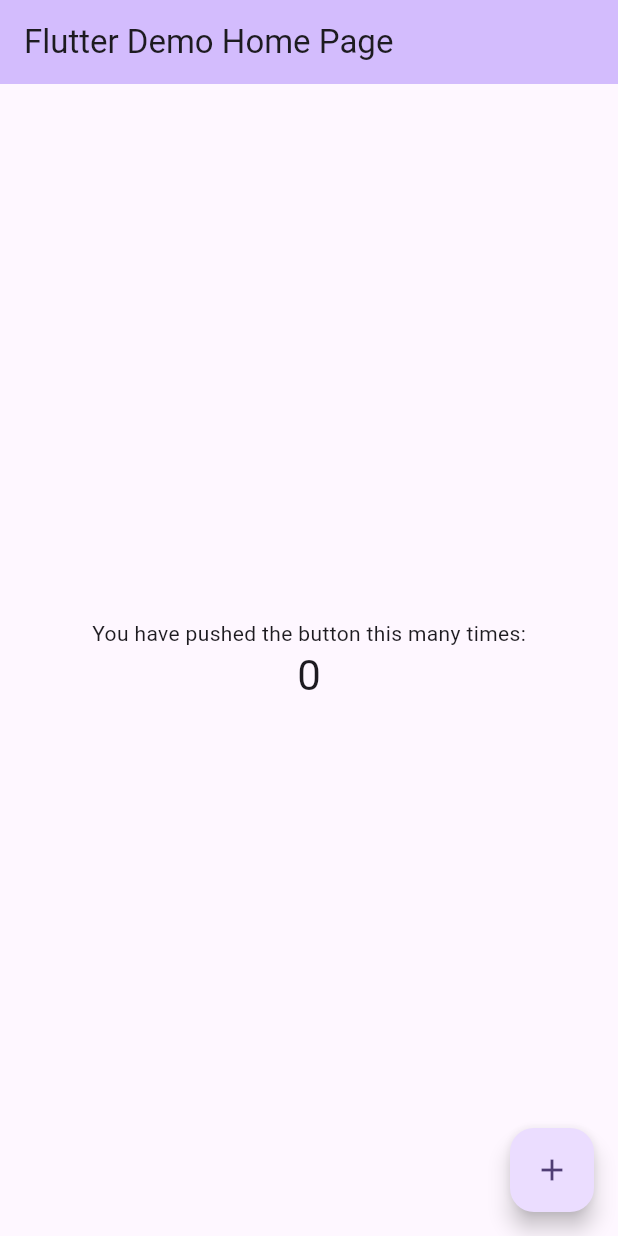
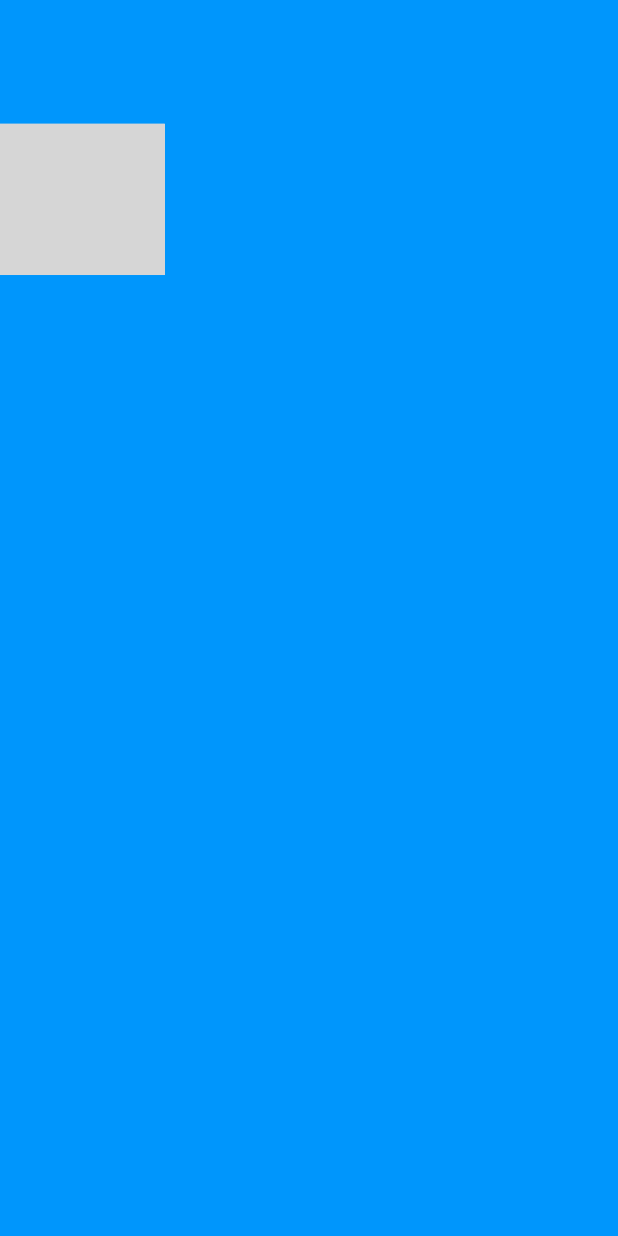
Before and after one commit to ahizaz/Task, a Flutter app: the screen it shows after launch, on a phone screen of 412 x 824 dp. Run offline on Flutter 3.47's test engine with Material 3 defaults, Android fonts, the phone set to English and light mode, and no system bars; our stand-ins replace flutter_screenutil, flutter_svg, get; grey boxes are pictures that could not be loaded.

Commit message:
app setup

```diff
--- /dev/null
+++ b/lib/app.dart
@@ -0,0 +1,28 @@
+import 'package:flutter/material.dart';
+import 'package:flutter_screenutil/flutter_screenutil.dart';
+import 'package:get/get.dart';
+
+import 'package:task/core/utils/theme/theme.dart';
+import 'package:task/feature/login/screen/login_screen.dart';
+
+class Task extends StatelessWidget {
+  const Task({super.key});
+
+  @override
+  Widget build(BuildContext context) {
+    return ScreenUtilInit(
+      designSize: const Size(360, 800),
+      minTextAdapt: true,
+      splitScreenMode: true,
+      child: GetMaterialApp(
+        debugShowCheckedModeBanner: false,
+          darkTheme: AppTheme.darkTheme,
+          themeMode: ThemeMode.light,
+          home: const LoginScreen(),
+
+
+      ),
+
+    );
+  }
+}
--- /dev/null
+++ b/lib/core/utils/constants/colors.dart
@@ -0,0 +1,5 @@
+import 'dart:ui';
+
+class AppColors{
+    static const Color backgroundColor = Color(0xff0096FC);
+}
--- /dev/null
+++ b/lib/core/utils/constants/image_path.dart
@@ -0,0 +1,3 @@
+class ImagePath {
+  static const String applogo = "assets/images/app_logo.svg";
+}
--- /dev/null
+++ b/lib/core/utils/theme/text_theme.dart
@@ -0,0 +1,161 @@
+import 'package:flutter/material.dart';
+
+class AppTextTheme {
+  AppTextTheme._();
+
+  static const TextTheme lightTextTheme = TextTheme(
+    displayLarge: TextStyle(
+      fontSize: 57.0,
+      fontWeight: FontWeight.bold,
+      color: Colors.black,
+    ),
+    displayMedium: TextStyle(
+      fontSize: 45.0,
+      fontWeight: FontWeight.w600,
+      color: Colors.black87,
+    ),
+    displaySmall: TextStyle(
+      fontSize: 36.0,
+      fontWeight: FontWeight.w500,
+      color: Colors.black87,
+    ),
+    headlineLarge: TextStyle(
+      fontSize: 32.0,
+      fontWeight: FontWeight.bold,
+      color: Colors.black,
+    ),
+    headlineMedium: TextStyle(
+      fontSize: 28.0,
+      fontWeight: FontWeight.w600,
+      color: Colors.black87,
+    ),
+    headlineSmall: TextStyle(
+      fontSize: 24.0,
+      fontWeight: FontWeight.w500,
+      color: Colors.black87,
+    ),
+    titleLarge: TextStyle(
+      fontSize: 22.0,
+      fontWeight: FontWeight.w600,
+      color: Colors.black87,
+    ),
+    titleMedium: TextStyle(
+      fontSize: 16.0,
+      fontWeight: FontWeight.w500,
+      color: Colors.black87,
+    ),
+    titleSmall: TextStyle(
+      fontSize: 14.0,
+      fontWeight: FontWeight.w500,
+      color: Colors.black87,
+    ),
+    bodyLarge: TextStyle(
+      fontSize: 16.0,
+      fontWeight: FontWeight.normal,
+      color: Colors.black87,
+    ),
+    bodyMedium: TextStyle(
+      fontSize: 14.0,
+      fontWeight: FontWeight.normal,
+      color: Colors.black87,
+    ),
+    bodySmall: TextStyle(
+      fontSize: 12.0,
+      fontWeight: FontWeight.normal,
+      color: Colors.black54,
+    ),
+    labelLarge: TextStyle(
+      fontSize: 14.0,
+      fontWeight: FontWeight.bold,
+      color: Colors.black,
+    ),
+    labelMedium: TextStyle(
+      fontSize: 12.0,
+      fontWeight: FontWeight.w500,
+      color: Colors.black54,
+    ),
+    labelSmall: TextStyle(
+      fontSize: 11.0,
+      fontWeight: FontWeight.w500,
+      color: Colors.black45,
+    ),
+  );
+
+  static const TextTheme darkTextTheme = TextTheme(
+    displayLarge: TextStyle(
+      fontSize: 57.0,
+      fontWeight: FontWeight.bold,
+      color: Colors.white,
+    ),
+    displayMedium: TextStyle(
+      fontSize: 45.0,
+      fontWeight: FontWeight.w600,
+      color: Colors.white70,
+    ),
+    displaySmall: TextStyle(
+      fontSize: 36.0,
+      fontWeight: FontWeight.w500,
+      color: Colors.white70,
+    ),
+    headlineLarge: TextStyle(
+      fontSize: 32.0,
+      fontWeight: FontWeight.bold,
+      color: Colors.white,
+    ),
+    headlineMedium: TextStyle(
+      fontSize: 28.0,
+      fontWeight: FontWeight.w600,
+      color: Colors.white70,
+    ),
+    headlineSmall: TextStyle(
+      fontSize: 24.0,
+      fontWeight: FontWeight.w500,
+      color: Colors.white70,
+    ),
+    titleLarge: TextStyle(
+      fontSize: 22.0,
+      fontWeight: FontWeight.w600,
+      color: Colors.white70,
+    ),
+    titleMedium: TextStyle(
+      fontSize: 16.0,
+      fontWeight: FontWeight.w500,
+      color: Colors.white70,
+    ),
+    titleSmall: TextStyle(
+      fontSize: 14.0,
+      fontWeight: FontWeight.w500,
+      color: Colors.white70,
+    ),
+    bodyLarge: TextStyle(
+      fontSize: 16.0,
+      fontWeight: FontWeight.normal,
+      color: Colors.white70,
+    ),
+    bodyMedium: TextStyle(
+      fontSize: 14.0,
+      fontWeight: FontWeight.normal,
+      color: Colors.white60,
+    ),
+    bodySmall: TextStyle(
+      fontSize: 12.0,
+      fontWeight: FontWeight.normal,
+      color: Colors.white54,
+    ),
+    labelLarge: TextStyle(
+      fontSize: 14.0,
+      fontWeight: FontWeight.bold,
+      color: Colors.white,
+    ),
+    labelMedium: TextStyle(
+      fontSize: 12.0,
+      fontWeight: FontWeight.w500,
+      color: Colors.white60,
+    ),
+    labelSmall: TextStyle(
+      fontSize: 11.0,
+      fontWeight: FontWeight.w500,
+      color: Colors.white54,
+    ),
+  );
+}
--- /dev/null
+++ b/lib/core/utils/theme/theme.dart
@@ -0,0 +1,27 @@
+
+import 'package:flutter/material.dart';
+import 'package:task/core/utils/theme/text_theme.dart';
+
+
+class AppTheme {
+  AppTheme._();
+
+  static ThemeData lightTheme = ThemeData(
+    useMaterial3: true,
+    // fontFamily: 'Poppins'
+    brightness: Brightness.light,
+    primaryColor: Colors.red,
+    scaffoldBackgroundColor: Colors.white,
+    textTheme: AppTextTheme.lightTextTheme,
+    fontFamily: 'SFPro',
+  );
+  static ThemeData darkTheme = ThemeData(
+    useMaterial3: true,
+    // fontFamily: 'Poppins'
+    brightness: Brightness.dark,
+    primaryColor: Colors.red,
+    scaffoldBackgroundColor: Colors.black,
+    textTheme: AppTextTheme.darkTextTheme,
+    fontFamily: 'SFPro',
+  );
+}
--- /dev/null
+++ b/lib/feature/login/controller/login_controller.dart
@@ -0,0 +1,5 @@
+import 'package:get/get.dart';
+
+class LoginController extends GetxController{
+
+}
--- /dev/null
+++ b/lib/feature/login/screen/login_screen.dart
@@ -0,0 +1,24 @@
+import 'package:flutter/material.dart';
+import 'package:flutter_screenutil/flutter_screenutil.dart';
+import 'package:flutter_svg/flutter_svg.dart';
+import 'package:task/core/utils/constants/colors.dart';
+import 'package:task/core/utils/constants/image_path.dart';
+
+class LoginScreen extends StatelessWidget {
+  const LoginScreen({super.key});
+
+  @override
+  Widget build(BuildContext context) {
+    return Scaffold(
+      backgroundColor: AppColors.backgroundColor,
+      body: Column(
+        mainAxisAlignment: MainAxisAlignment.start,
+        children: [
+        SizedBox(height: 80.h,),
+        SvgPicture.asset(ImagePath.applogo,fit: BoxFit.cover,height: 98.h,width: 96.w,),
+        ],
+      ),
+
+    );
+  }
+}
--- a/lib/main.dart
+++ b/lib/main.dart
@@ -1,122 +1,6 @@
 import 'package:flutter/material.dart';
+import 'package:task/app.dart';
 
 void main() {
-  runApp(const MyApp());
+  runApp(const Task());
 }
-
-class MyApp extends StatelessWidget {
-  const MyApp({super.key});
-
-  // This widget is the root of your application.
-  @override
-  Widget build(BuildContext context) {
-    return MaterialApp(
-      title: 'Flutter Demo',
-      theme: ThemeData(
-        // This is the theme of your application.
-        //
-        // TRY THIS: Try running your application with "flutter run". You'll see
-        // the application has a purple toolbar. Then, without quitting the app,
-        // try changing the seedColor in the colorScheme below to Colors.green
-        // and then invoke "hot reload" (save your changes or press the "hot
-        // reload" button in a Flutter-supported IDE, or press "r" if you used
-        // the command line to start the app).
-        //
-        // Notice that the counter didn't reset back to zero; the application
-        // state is not lost during the reload. To reset the state, use hot
-        // restart instead.
-        //
-        // This works for code too, not just values: Most code changes can be
-        // tested with just a hot reload.
-        colorScheme: .fromSeed(seedColor: Colors.deepPurple),
-      ),
-      home: const MyHomePage(title: 'Flutter Demo Home Page'),
-    );
-  }
-}
-
-class MyHomePage extends StatefulWidget {
-  const MyHomePage({super.key, required this.title});
-
-  // This widget is the home page of your application. It is stateful, meaning
-  // that it has a State object (defined below) that contains fields that affect
-  // how it looks.
-
-  // This class is the configuration for the state. It holds the values (in this
-  // case the title) provided by the parent (in this case the App widget) and
-  // used by the build method of the State. Fields in a Widget subclass are
-  // always marked "final".
-
-  final String title;
-
-  @override
-  State<MyHomePage> createState() => _MyHomePageState();
-}
-
-class _MyHomePageState extends State<MyHomePage> {
-  int _counter = 0;
-
-  void _incrementCounter() {
-    setState(() {
-      // This call to setState tells the Flutter framework that something has
-      // changed in this State, which causes it to rerun the build method below
-      // so that the display can reflect the updated values. If we changed
-      // _counter without calling setState(), then the build method would not be
-      // called again, and so nothing would appear to happen.
-      _counter++;
-    });
-  }
-
-  @override
-  Widget build(BuildContext context) {
-    // This method is rerun every time setState is called, for instance as done
-    // by the _incrementCounter method above.
-    //
-    // The Flutter framework has been optimized to make rerunning build methods
-    // fast, so that you can just rebuild anything that needs updating rather
-    // than having to individually change instances of widgets.
-    return Scaffold(
-      appBar: AppBar(
-        // TRY THIS: Try changing the color here to a specific color (to
-        // Colors.amber, perhaps?) and trigger a hot reload to see the AppBar
-        // change color while the other colors stay the same.
-        backgroundColor: Theme.of(context).colorScheme.inversePrimary,
-        // Here we take the value from the MyHomePage object that was created by
-        // the App.build method, and use it to set our appbar title.
-        title: Text(widget.title),
-      ),
-      body: Center(
-        // Center is a layout widget. It takes a single child and positions it
-        // in the middle of the parent.
-        child: Column(
-          // Column is also a layout widget. It takes a list of children and
-          // arranges them vertically. By default, it sizes itself to fit its
-          // children horizontally, and tries to be as tall as its parent.
-          //
-          // Column has various properties to control how it sizes itself and
-          // how it positions its children. Here we use mainAxisAlignment to
-          // center the children vertically; the main axis here is the vertical
-          // axis because Columns are vertical (the cross axis would be
-          // horizontal).
-          //
-          // TRY THIS: Invoke "debug painting" (choose the "Toggle Debug Paint"
-          // action in the IDE, or press "p" in the console), to see the
-          // wireframe for each widget.
-          mainAxisAlignment: .center,
-          children: [
-            const Text('You have pushed the button this many times:'),
-            Text(
-              '$_counter',
-              style: Theme.of(context).textTheme.headlineMedium,
-            ),
-          ],
-        ),
-      ),
-      floatingActionButton: FloatingActionButton(
-        onPressed: _incrementCounter,
-        tooltip: 'Increment',
-        child: const Icon(Icons.add),
-      ),
-    );
-  }
-}
```
Also changed, not shown: pubspec.yaml (+8 -3 lines), assets/images/app_logo.svg (added), lib/core/utils/constants/icon_path.dart (added), pubspec.lock, 2 other files.
